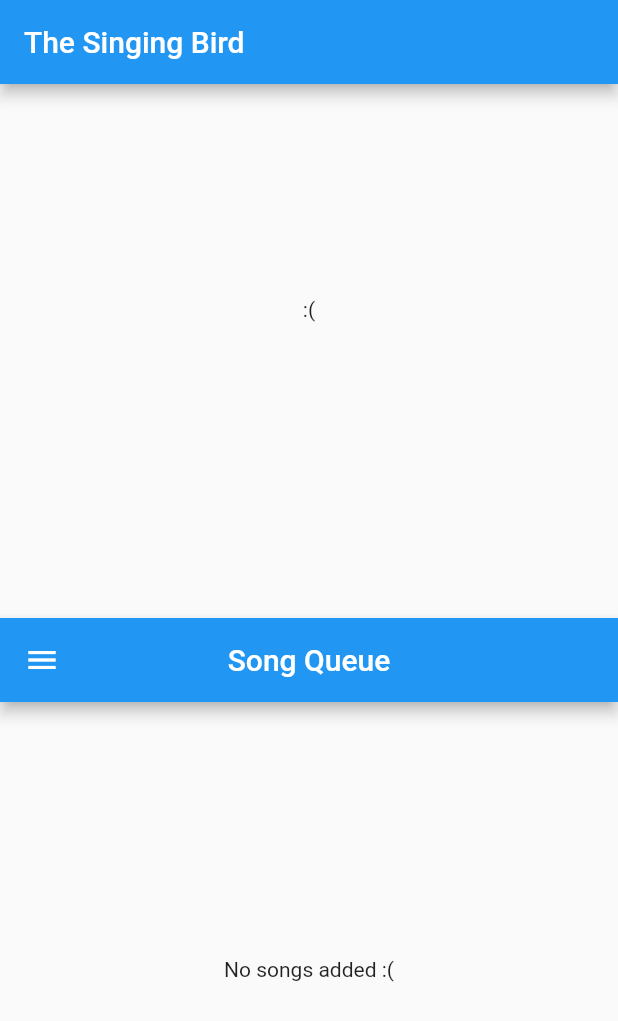
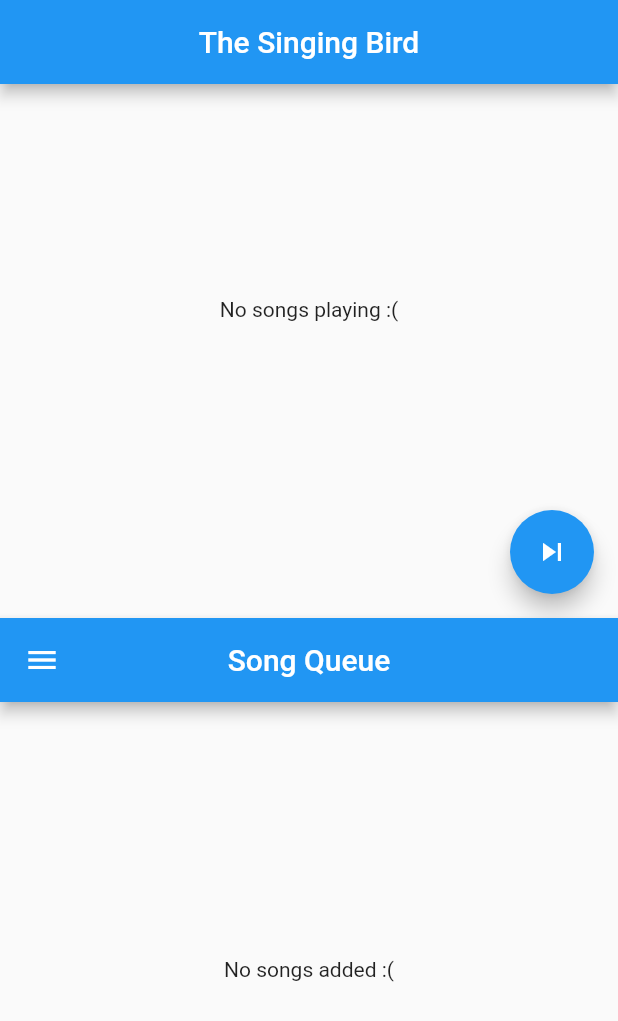
Before and after one commit to angelitasasmita/the_singing_bird, a Flutter app: the screen it shows after launch, on a phone screen of 412 x 824 dp. Shown: the top 1021 px of the screen. Run offline on Flutter 3.47's test engine with Material 2 defaults, Android fonts, the phone set to English and light mode, and no system bars; missing offline and left inert: draggable_scrollbar, flutter_list_drag_and_drop, flutter_webview_plugin, flutter_youtube.

Commit message:
[Angie] add FAB, but still not working

```diff
--- a/lib/video_player_screen.dart
+++ b/lib/video_player_screen.dart
@@ -16,32 +16,32 @@ class _VideoPlayerScreenState extends State<VideoPlayerScreen> {
     final MyInheritedWidgetState state = MyInheritedWidget.of(context);
     Widget _videoScreen;
 
-
     if (state.songsCount == 0) {
-      _videoScreen = Center(child: Text(':('));
-
+      _videoScreen = Center(child: Text('No songs playing :('));
     } else {
       _videoScreen = WebviewScaffold(url: state.retriveSongs[0].link);
     }
 
-    return
-      Expanded(
+    return Expanded(
       child: Scaffold(
         appBar: AppBar(
           title: Text("The Singing Bird"),
           automaticallyImplyLeading: false,
+          centerTitle: true,
         ),
-          body: Container(
-            height: 300,
-            child: _videoScreen
-
+        body: Container(height: 300, child: _videoScreen),
+        floatingActionButton: FloatingActionButton(
+            child: Icon(Icons.skip_next),
+            onPressed: () {
+              setState(() {
+                state.removeSong(state.retriveSongs[0]);
+              });
+            }),
 
 //      Container(
 //      height: 300,
 //        child: FlutterYoutube.playYoutubeVideoByUrl(
 //            apiKey: _API_KEY, videoUrl: state.retriveSongs[0].link, autoPlay: true)
-
-              ),
       ),
     );
   }
```
Lines whose indentation alone changed are shown as unchanged.
